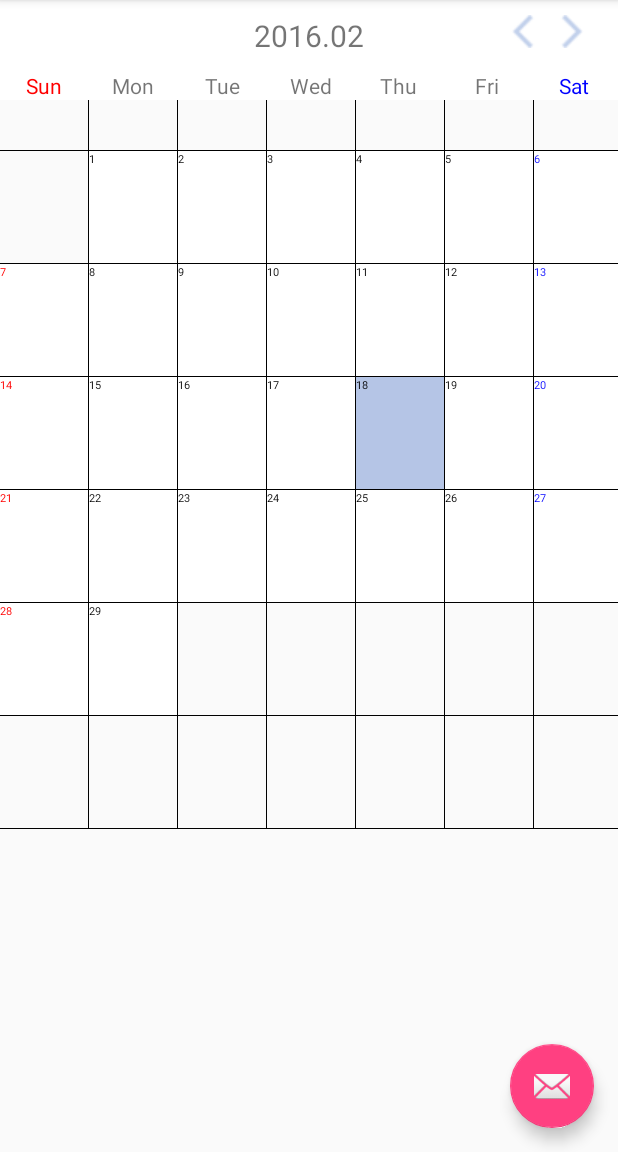
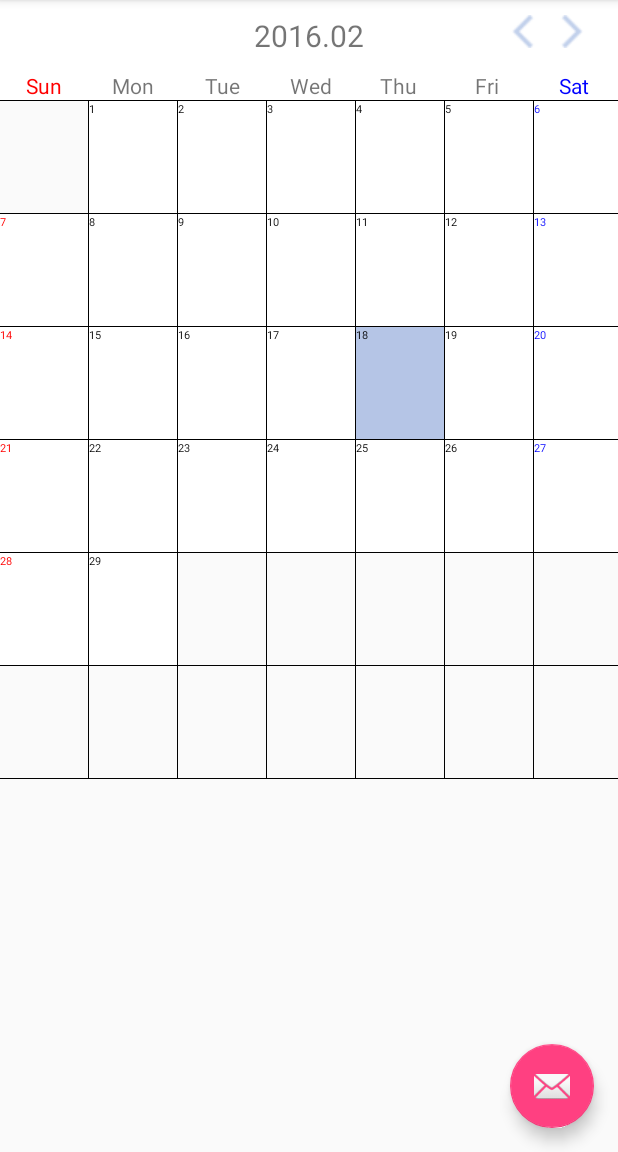
Before and after one commit to aragaki7/NewKids, an Android app: the screen it shows after launch (MainActivity), in the side drawer, after a tap on "Gallery", on a phone screen of 412 x 824 dp, the part 84-1236 px from its top. Run offline under Robolectric (Android 15) with nearby library versions, the phone set to English and light mode, and no system bars.

Commit message:
calendar ui update

```diff
--- a/app/src/main/java/senori/or/jp/newkids/calendar/CalendarView.java
+++ b/app/src/main/java/senori/or/jp/newkids/calendar/CalendarView.java
@@ -24,7 +24,7 @@ import java.util.Locale;
 import senori.or.jp.newkids.DayActivity;
 
 public class CalendarView {
-    private static int ROWS = 7;
+    private static int ROWS = 6;
     private static int COLS = 7;
 
     private Context context;
@@ -133,6 +133,8 @@ public class CalendarView {
         m_cHeight = dis.getHeight() / 11;
         //ROWS = 7 ; /// ��/���
         //COLS = 14 ; /// ĭ/����
+        //add holiday
+        setHoliday();
 
     }
 
@@ -144,7 +146,7 @@ public class CalendarView {
         setContentext();
         setOnEvent();
         printView();
-        addHoliday("05/05");
+
     }
 
     // / �÷��� �Ķ���� ����
@@ -252,16 +254,17 @@ public class CalendarView {
         // / ���� �޷��� ���� ����
         Integer iMonth = m_Calendar.get(Calendar.MONTH) + 1;
 
-        // / ���Ϸ� ����� ��� ��¥ ���� ���� ����
+
         for (int k = 0; k < m_holiDay.size(); k++) {
             String[] holiday = m_holiDay.get(k).split("/"); // / ���� ���� ���Ѵ���
-            Log.d("position1", "" + String.valueOf(holiday));
-            if (holiday[0].equals(String.format("%02d", iMonth)) && holiday[2].equals(String.format("%02d", day))) // / ���� ������ ���
-            {
+
+            if (holiday[0].equals(String.format("%02d", iMonth)) && holiday[1].equals(String.format("%02d", day))) {
 
                 m_cellTextBtn[button]
                         .setTextColor(m_colorParam.m_sundayTextColor);
+                Log.d("position1", "" + holiday[0]);
             }
+
         }
     }
 
@@ -282,7 +285,7 @@ public class CalendarView {
                     if (j % 2 == 0) {
                         int pos = ((i / 2) * COLS) + (j / 2);
 
-                        Log.d("pos1", "" + pos);
+
                         m_celly[pos] = new LinearLayout(context);
                         m_cellTextBtn[pos] = new TextView(context);
                         m_linely[i / 2].addView(m_celly[pos]);
@@ -292,7 +295,7 @@ public class CalendarView {
                     {
                         int pos = ((i / 2) * (COLS - 1)) + (j - 1) / 2;
 
-                        Log.d("pos2", "" + pos);
+
                         m_verticalLine[pos] = new LinearLayout(context);
                         m_linely[i / 2].addView(m_verticalLine[pos]);
                     }
@@ -342,41 +345,41 @@ public class CalendarView {
                     // / ���ϴ� ���� �۾��� �۾� ũ�� �����ϴ� �κ�
 
                     // / ù������ ��ȭ��������� ǥ���ϴ� �κ�
-                    if (i == 0) {
-                        // / ���� ǥ���ϴ� �κ��� ���� ����
-                        m_cellTextBtn[cellnum]
-                                .setLayoutParams(new LinearLayout.LayoutParams(
-                                        m_cWidth, m_tcHeight));
-
-                        // / ���� �۾���
-                        if (m_topCellBgImgId != null) {
-                            m_celly[cellnum]
-                                    .setBackgroundDrawable(m_topCellBgImgId);
-                        } else {
+//                    if (i == 0) {
+//                        // / ���� ǥ���ϴ� �κ��� ���� ����
+//                        m_cellTextBtn[cellnum]
+//                                .setLayoutParams(new LinearLayout.LayoutParams(
+//                                        m_cWidth, m_tcHeight));
+//
+//                        // / ���� �۾���
+//                        if (m_topCellBgImgId != null) {
+//                            m_celly[cellnum]
+//                                    .setBackgroundDrawable(m_topCellBgImgId);
+//                        } else {
 //                            m_celly[cellnum]
 //                                    .setBackgroundColor(m_colorParam.m_topCellColor);
-                        }
-
-                        // / ����ϰ� �Ͽ����� �ٸ� �÷��� ǥ���Ѵ�.
-                        switch (j) {
-                            case 0:
-                                m_cellTextBtn[cellnum]
-                                        .setTextColor(m_colorParam.m_topSundayTextColor);
-                                break;
-                            case 6:
-                                m_cellTextBtn[cellnum]
-                                        .setTextColor(m_colorParam.m_topSaturdatTextColor);
-                                break;
-                            default:
-                                m_cellTextBtn[cellnum]
-                                        .setTextColor(m_colorParam.m_topTextColor);
-                                break;
-                        }
-
-                        // / �۾� ũ��
-                        m_cellTextBtn[cellnum].setTextSize(m_topTextSize);
-                    } else // / ���ϴ� ��¥ ǥ���ϴ� �κ�
-                    {
+//                        }
+//
+//                        // Saturday - blue, Sunday - Red
+//                        switch (j) {
+//                            case 0:
+//                                m_cellTextBtn[cellnum]
+//                                        .setTextColor(m_colorParam.m_topSundayTextColor);
+//                                break;
+//                            case 6:
+//                                m_cellTextBtn[cellnum]
+//                                        .setTextColor(m_colorParam.m_topSaturdatTextColor);
+//                                break;
+//                            default:
+//                                m_cellTextBtn[cellnum]
+//                                        .setTextColor(m_colorParam.m_topTextColor);
+//                                break;
+//                        }
+//
+//                        // TextSize
+//                        m_cellTextBtn[cellnum].setTextSize(m_topTextSize);
+//                    } else // / ���ϴ� ��¥ ǥ���ϴ� �κ�
+//                    {
 
                     // / ���� ǥ�õǴ� �κ��� ���̿� ����
                     m_cellTextBtn[cellnum]
@@ -392,7 +395,7 @@ public class CalendarView {
                                 .setBackgroundColor(m_colorParam.m_cellColor);
                     }
 
-                        // / ����ϰ� �Ͽ����� �ٸ� �÷��� ǥ���Ѵ�.
+                    // Saturday - blue, Sunday - Red
                     switch (j) {
                         case 0:
                             m_cellTextBtn[cellnum]
@@ -412,7 +415,7 @@ public class CalendarView {
                     m_cellTextBtn[cellnum].setTextSize(m_textSize);
                 }
 
-                }
+//                }
             }
         }
     }
@@ -441,16 +444,17 @@ public class CalendarView {
 
     // / �޷��� �����ϴ� �� �� ���� �����ϱ�
     public void setContentext() {
-        // / �޷��� �ϳ� �����ؼ� �۾��Ѵ�.
+        setLayoutParams();
+        // Copy Calendar
         iCal = (Calendar) m_Calendar.clone();
 
-        // / ��¥�� ��~
+        // get Date
         m_selDay = iCal.get(Calendar.DATE);
 
         // / ��¥�� 1�� �����Ͽ� ���� 1���� ���� �������� ����
         iCal.set(Calendar.DATE, 1);
         // / ����ǥ���ϴ� �� �� 7ĭ + ������ ù �����ϴ� ĭ��
-        m_starPos = COLS + iCal.get(Calendar.DAY_OF_WEEK) - Calendar.SUNDAY;
+        m_starPos = iCal.get(Calendar.DAY_OF_WEEK) - Calendar.SUNDAY;
 
         // / 1�� ���ؼ� ������ 1�Ϸ� ������ٰ� 1���� ���� ���� ���������� ������
         iCal.add(Calendar.MONTH, 1);
@@ -459,18 +463,16 @@ public class CalendarView {
         m_lastDay = iCal.get(Calendar.DAY_OF_MONTH); // / �ش� ���� �������� ��~
 
         // / 0���� 6��ĭ������ ��ȭ���������~ �� ä������
-        for (int k = 0; k < COLS; k++) {
-            // m_cellTextBtn[k].setText(m_dayText[k % 7]);
-        }
+//        for (int k = 0; k < COLS; k++) {
+//            m_cellTextBtn[k].setText("월");
+//        }
 
-        // / 7������ ó�� ������ġ �������� �������� ä��
-        for (int i = COLS; i < m_starPos; i++) {
+        // first day
+        for (int i = 0; i < m_starPos; i++) {
             m_cellTextBtn[i].setText("");
             m_cellTextBtn[i].setBackgroundColor(Color.TRANSPARENT);
 
         }
-
-
 
 
         // / ������ġ���ʹ� 1���� �ؼ� ���� ������������ ���ڷ� ä��
@@ -480,12 +482,12 @@ public class CalendarView {
             //Log.v("position", "" + m_lastDay);
             // m_cellTextBtn[i + m_starPos].setBackground(null);
             m_cellTextBtn[i + m_starPos].setText((i + 1) + "");
-
+            applyHoliday(i + m_starPos, i + 1);
             int year = iCal.get(Calendar.YEAR);
             int month = iCal.get(Calendar.MONTH) + 1;
             int day = i + 1;
             m_cellTextBtn[i + m_starPos].setBackgroundColor(Color.WHITE);
-            applyHoliday(i + m_starPos, i + 1);
+
             if (Calendar.getInstance().get(Calendar.YEAR) == year && Calendar.getInstance().
                     get(Calendar.MONTH) + 1 == month && Calendar.getInstance().get(Calendar.DAY_OF_MONTH) == i + 1) {
                 m_cellTextBtn[i + m_starPos].setBackgroundColor(Color.rgb(181, 197, 230));
@@ -510,7 +512,7 @@ public class CalendarView {
         }
 
         m_nextDay = 1;
-        // / ������������ �������� �������� ä��
+        // lastday end
         for (int i = m_starPos + m_lastDay;
              i < COLS * ROWS; i++) {
 
@@ -711,4 +713,8 @@ public class CalendarView {
         return m_ratingAvg / m_sum;
 
     }
+
+    private void setHoliday() {
+        addHoliday("05/05");
     }
+}
--- a/app/src/main/java/senori/or/jp/newkids/frament/AlbumFragment.java
+++ b/app/src/main/java/senori/or/jp/newkids/frament/AlbumFragment.java
@@ -7,6 +7,7 @@ import android.support.v4.app.Fragment;
 import android.view.LayoutInflater;
 import android.view.View;
 import android.view.ViewGroup;
+import android.widget.GridView;
 
 import senori.or.jp.newkids.R;
 
@@ -64,8 +65,10 @@ public class AlbumFragment extends Fragment {
     @Override
     public View onCreateView(LayoutInflater inflater, ViewGroup container,
                              Bundle savedInstanceState) {
-        // Inflate the layout for this fragment
-        return inflater.inflate(R.layout.fragment_album, container, false);
+        View view = inflater.inflate(R.layout.fragment_album, container, false);
+
+
+        return view;
     }
 
     // TODO: Rename method, update argument and hook method into UI event
--- a/app/src/main/res/layout/app_bar_main.xml
+++ b/app/src/main/res/layout/app_bar_main.xml
@@ -1,11 +1,9 @@
 <?xml version="1.0" encoding="utf-8"?>
 <android.support.design.widget.CoordinatorLayout xmlns:android="http://schemas.android.com/apk/res/android"
     xmlns:app="http://schemas.android.com/apk/res-auto"
-    xmlns:tools="http://schemas.android.com/tools"
-    android:layout_width="match_parent"
-    android:layout_height="match_parent"
-    android:fitsSystemWindows="true"
-    tools:context="senori.or.jp.newkids.MainActivity">
+    android:layout_width="fill_parent"
+    android:layout_height="fill_parent"
+    android:fitsSystemWindows="true">
 
 
     <include layout="@layout/content_main" />
--- a/app/src/main/res/layout/content_main.xml
+++ b/app/src/main/res/layout/content_main.xml
@@ -2,7 +2,6 @@
 <LinearLayout xmlns:android="http://schemas.android.com/apk/res/android"
     xmlns:app="http://schemas.android.com/apk/res-auto"
     xmlns:tools="http://schemas.android.com/tools"
-
     android:layout_width="fill_parent"
     android:layout_height="fill_parent"
     android:orientation="vertical"
@@ -109,6 +108,11 @@
             android:gravity="center" />
     </LinearLayout>
 
+    <TextView
+        android:layout_width="fill_parent"
+        android:layout_height="1px"
+        android:background="#ff000000" />
+
     <LinearLayout
         android:id="@+id/layout"
         android:layout_width="fill_parent"
```
Lines whose indentation alone changed are shown as unchanged.
